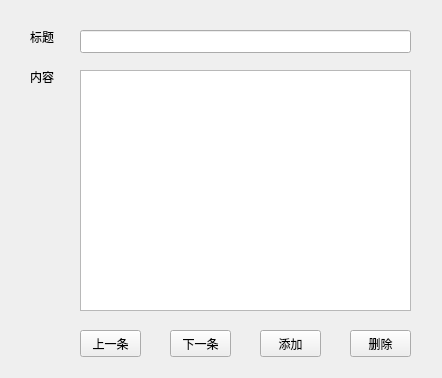
This is fangtang.ui in herow/youxuan as Qt 5 draws it before an edit. The edited form follows.
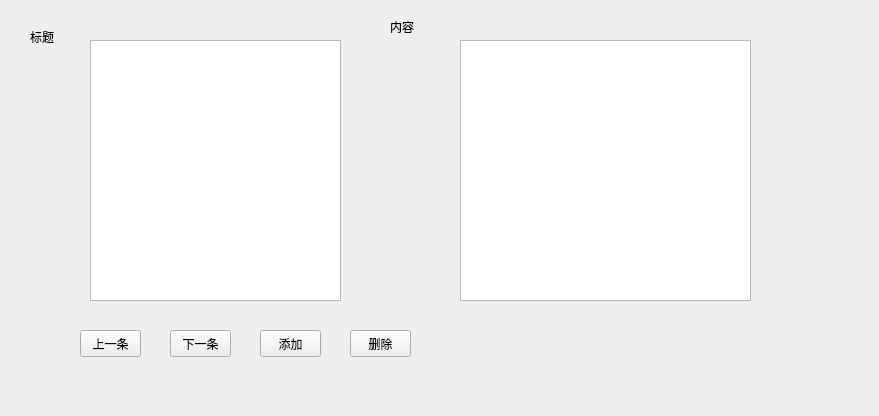
This is the edited form.

What changed in the file:
```diff
--- a/fangtang.ui
+++ b/fangtang.ui
@@ -6,8 +6,8 @@
    <rect>
     <x>0</x>
     <y>0</y>
-    <width>442</width>
-    <height>378</height>
+    <width>879</width>
+    <height>416</height>
    </rect>
   </property>
   <property name="windowTitle">
@@ -26,21 +26,11 @@
     <string>标题</string>
    </property>
   </widget>
-  <widget class="QLineEdit" name="lineEdit">
-   <property name="geometry">
-    <rect>
-     <x>80</x>
-     <y>30</y>
-     <width>331</width>
-     <height>23</height>
-    </rect>
-   </property>
-  </widget>
   <widget class="QLabel" name="label_2">
    <property name="geometry">
     <rect>
-     <x>30</x>
-     <y>70</y>
+     <x>390</x>
+     <y>20</y>
      <width>59</width>
      <height>13</height>
     </rect>
@@ -52,10 +42,10 @@
   <widget class="QTextEdit" name="textEdit">
    <property name="geometry">
     <rect>
-     <x>80</x>
-     <y>70</y>
-     <width>331</width>
-     <height>241</height>
+     <x>460</x>
+     <y>40</y>
+     <width>291</width>
+     <height>261</height>
     </rect>
    </property>
   </widget>
@@ -111,6 +101,16 @@
     <string>删除</string>
    </property>
   </widget>
+  <widget class="QTableView" name="tableViewCaption">
+   <property name="geometry">
+    <rect>
+     <x>90</x>
+     <y>40</y>
+     <width>251</width>
+     <height>261</height>
+    </rect>
+   </property>
+  </widget>
  </widget>
  <resources/>
  <connections/>
```
